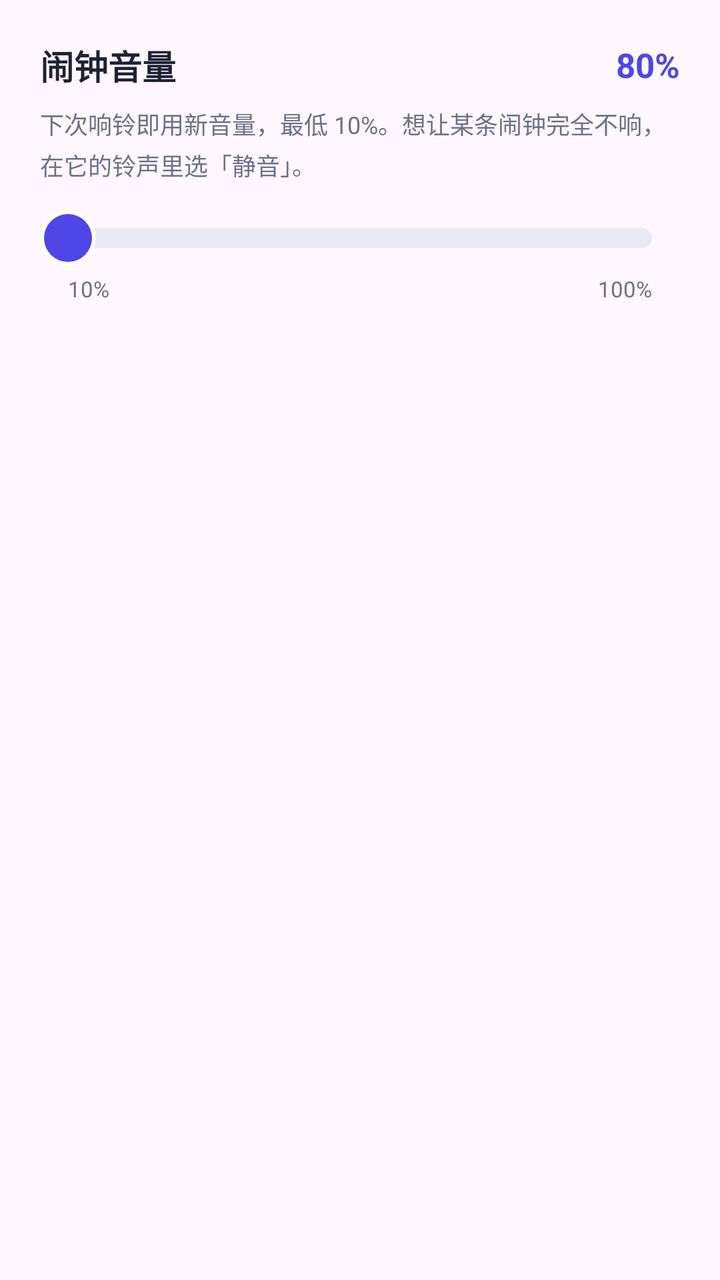
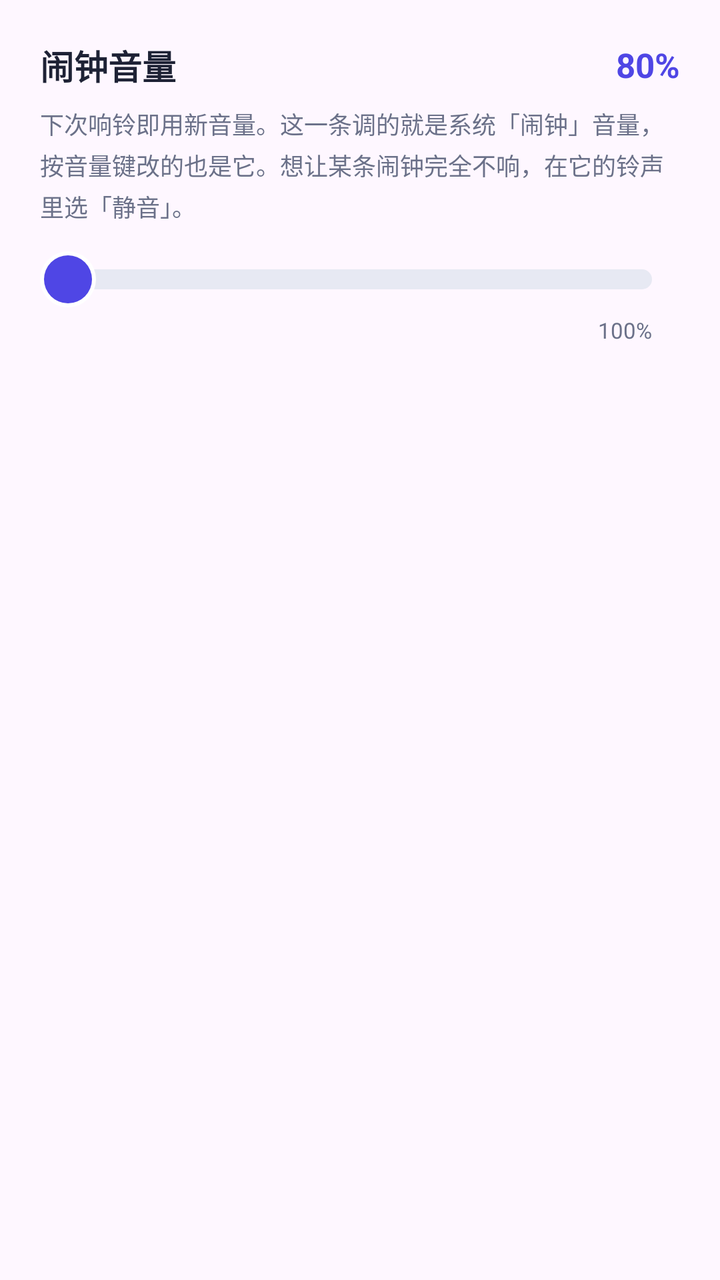

Two renders of the same Android screen: before a commit and after it. Below are the layout's source before the change and the commit's diff.
<!-- AndroidManifest.xml: application theme Theme.WeekdayAlarm -->
<!-- res/layout/dialog_volume.xml -->
<?xml version="1.0" encoding="utf-8"?>
<LinearLayout xmlns:android="http://schemas.android.com/apk/res/android"
    android:layout_width="match_parent"
    android:layout_height="wrap_content"
    android:orientation="vertical"
    android:padding="20dp">

    <LinearLayout
        android:layout_width="match_parent"
        android:layout_height="wrap_content"
        android:gravity="center_vertical"
        android:orientation="horizontal">

        <TextView
            android:layout_width="0dp"
            android:layout_height="wrap_content"
            android:layout_weight="1"
            android:text="@string/dialog_volume_title"
            android:textColor="@color/ink"
            android:textSize="17sp"
            android:textStyle="bold" />

        <TextView
            android:id="@+id/tv_volume_value"
            android:layout_width="wrap_content"
            android:layout_height="wrap_content"
            android:text="80%"
            android:textColor="@color/indigo"
            android:textSize="17sp"
            android:textStyle="bold" />
    </LinearLayout>

    <TextView
        android:layout_width="match_parent"
        android:layout_height="wrap_content"
        android:layout_marginTop="8dp"
        android:lineSpacingMultiplier="1.2"
        android:text="@string/dialog_volume_message"
        android:textColor="@color/sub"
        android:textSize="12sp" />

    
    <SeekBar
        android:id="@+id/seek_volume"
        android:layout_width="match_parent"
        android:layout_height="wrap_content"
        android:layout_marginTop="10dp"
        android:max="90"
        android:minHeight="36dp"
        android:paddingStart="14dp"
        android:paddingEnd="14dp"
        android:progressDrawable="@drawable/seek_track"
        android:splitTrack="false"
        android:thumb="@drawable/seek_thumb" />

    <LinearLayout
        android:layout_width="match_parent"
        android:layout_height="wrap_content"
        android:orientation="horizontal"
        android:paddingStart="14dp"
        android:paddingEnd="14dp">

        <TextView
            android:layout_width="0dp"
            android:layout_height="wrap_content"
            android:layout_weight="1"
            android:text="10%"
            android:textColor="@color/sub"
            android:textSize="11sp" />

        <TextView
            android:layout_width="wrap_content"
            android:layout_height="wrap_content"
            android:text="100%"
            android:textColor="@color/sub"
            android:textSize="11sp" />
    </LinearLayout>

</LinearLayout>
<!-- resources referenced by this layout -->
<resources>
  <color name="indigo">#4F46E5</color>
  <color name="ink">#1E2235</color>
  <color name="sub">#6B7189</color>
  <!-- drawable seek_thumb (drawable) -->
  <?xml version="1.0" encoding="utf-8"?>
  <layer-list xmlns:android="http://schemas.android.com/apk/res/android">
  
      <item>
          <shape android:shape="oval">
              <solid android:color="@color/card" />
              <size
                  android:width="28dp"
                  android:height="28dp" />
          </shape>
      </item>
  
      <item
          android:bottom="2dp"
          android:left="2dp"
          android:right="2dp"
          android:top="2dp">
          <shape android:shape="oval">
              <solid android:color="@color/indigo" />
          </shape>
      </item>
  </layer-list>
  <!-- drawable seek_track (drawable) -->
  <?xml version="1.0" encoding="utf-8"?>
  <layer-list xmlns:android="http://schemas.android.com/apk/res/android">
  
      <item
          android:id="@android:id/background"
          android:gravity="center_vertical"
          android:height="10dp">
          <shape android:shape="rectangle">
              <solid android:color="@color/line" />
              <corners android:radius="@dimen/radius_chip" />
          </shape>
      </item>
  
      <item
          android:id="@android:id/progress"
          android:gravity="center_vertical"
          android:height="10dp">
          <clip>
              <shape android:shape="rectangle">
                  <solid android:color="@color/indigo" />
                  <corners android:radius="@dimen/radius_chip" />
              </shape>
          </clip>
      </item>
  </layer-list>
  <string name="dialog_volume_message">下次响铃即用新音量，最低 10%。想让某条闹钟完全不响，在它的铃声里选「静音」。</string>
  <string name="dialog_volume_title">闹钟音量</string>
  <style name="Theme.WeekdayAlarm" parent="Theme.Material3.DayNight.NoActionBar">
          <item name="colorPrimary">@color/indigo</item>
          <item name="colorPrimaryVariant">@color/indigo_dark</item>
          <item name="colorOnPrimary">@color/white</item>
          <item name="android:statusBarColor">@color/bg</item>
          <item name="android:windowLightStatusBar">true</item>
      </style>
  <color name="card">#FFFFFF</color>
  <color name="line">#E7E9F3</color>
  <dimen name="radius_chip">10dp</dimen>
  <color name="indigo_dark">#4338CA</color>
  <color name="white">#FFFFFFFF</color>
  <color name="bg">#F4F5FB</color>
</resources>

<!-- the commit's change to res/layout/dialog_volume.xml (unified diff, before → after) -->
@@ -45,7 +45,6 @@
         android:layout_width="match_parent"
         android:layout_height="wrap_content"
         android:layout_marginTop="10dp"
-        android:max="90"
         android:minHeight="36dp"
         android:paddingStart="14dp"
         android:paddingEnd="14dp"
@@ -61,10 +60,10 @@
         android:paddingEnd="14dp">
 
         <TextView
+            android:id="@+id/tv_volume_floor"
             android:layout_width="0dp"
             android:layout_height="wrap_content"
             android:layout_weight="1"
-            android:text="10%"
             android:textColor="@color/sub"
             android:textSize="11sp" />
 
<!-- resource entries referenced after the edit -->
@@ -52,7 +52,7 @@
           </clip>
       </item>
   </layer-list>
-  <string name="dialog_volume_message">下次响铃即用新音量，最低 10%。想让某条闹钟完全不响，在它的铃声里选「静音」。</string>
+  <string name="dialog_volume_message">下次响铃即用新音量。这一条调的就是系统「闹钟」音量，按音量键改的也是它。想让某条闹钟完全不响，在它的铃声里选「静音」。</string>
   <string name="dialog_volume_title">闹钟音量</string>
   <style name="Theme.WeekdayAlarm" parent="Theme.Material3.DayNight.NoActionBar">
           <item name="colorPrimary">@color/indigo</item>
